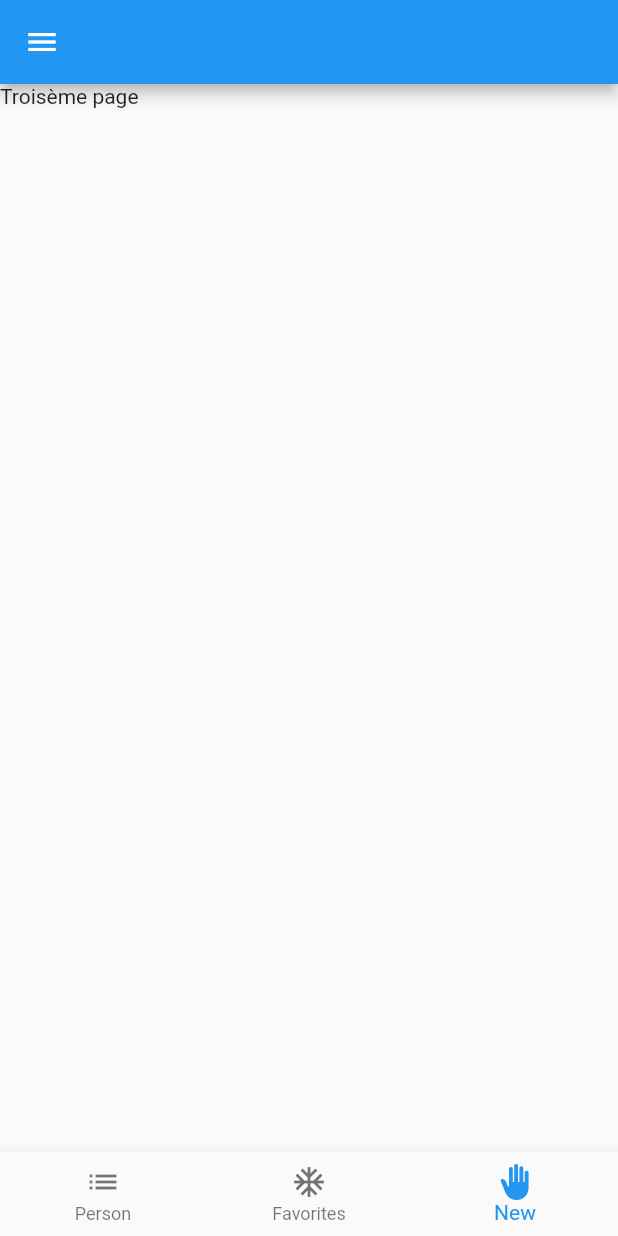
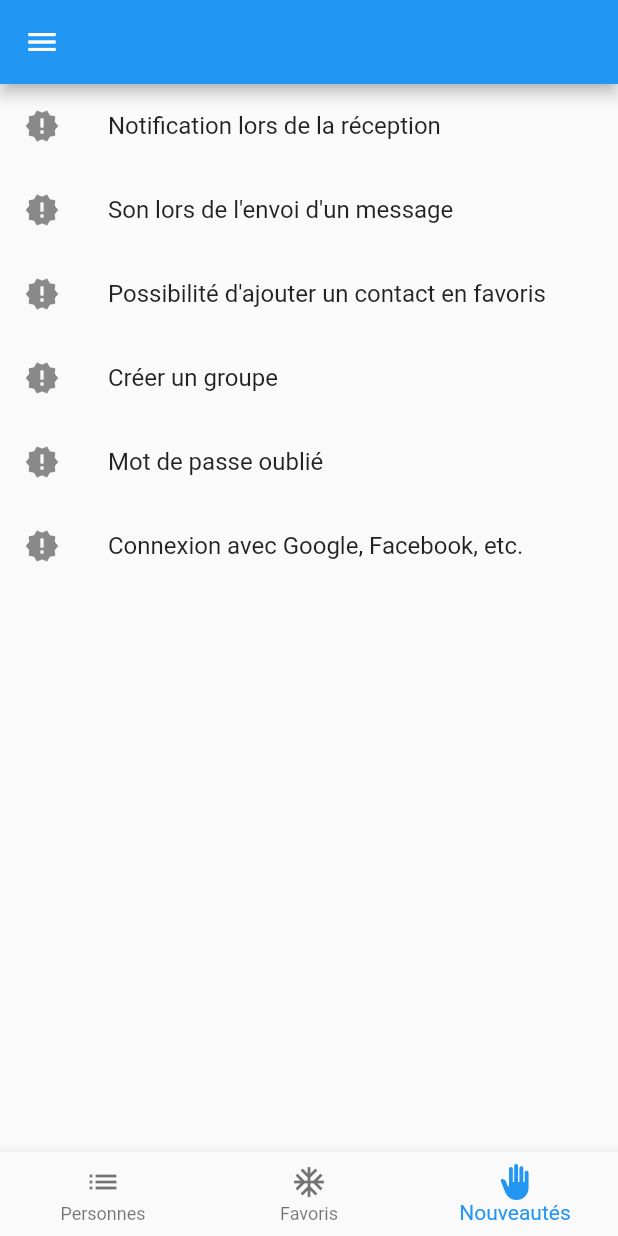
Before and after one commit to jimmy-martin/flutter-chat, a Flutter app: the DashBoard screen opened directly with empty values, swiped to page 3, on a phone screen of 412 x 824 dp. Run offline on Flutter 3.47's test engine with Material 2 defaults, Android fonts, the phone set to English and light mode, and no system bars; our stand-ins replace cloud_firestore, file_picker, firebase_auth, firebase_core, firebase_storage, lottie and 1 more; accounts and stored records are empty; network calls fail.

Commit message:
Add new_features_list.dart widget to list all new features

```diff
--- a/lib/widgets/dashboard.dart
+++ b/lib/widgets/dashboard.dart
@@ -2,10 +2,12 @@ import 'package:flutter_chat/globals.dart';
 import 'package:flutter/material.dart';
 import 'package:flutter_chat/widgets/customers_list.dart';
 import 'package:flutter_chat/widgets/mydrawer.dart';
+import 'package:flutter_chat/widgets/new_features_list.dart';
 
 class DashBoard extends StatefulWidget {
   String mail;
   String password;
+
   DashBoard({Key? key, required this.mail, required this.password})
       : super(key: key);
 
@@ -15,8 +17,9 @@ class DashBoard extends StatefulWidget {
 
 class _DashBoardState extends State<DashBoard> {
   //variable
-  int indexCurrent = 1;
-  PageController controllerPage = PageController(initialPage: 1);
+  int indexCurrent = 0;
+  PageController controllerPage = PageController(initialPage: 0);
+
   @override
   Widget build(BuildContext context) {
     return Scaffold(
@@ -38,10 +41,11 @@ class _DashBoardState extends State<DashBoard> {
           });
         },
         items: const [
-          BottomNavigationBarItem(icon: Icon(Icons.list), label: "Person"),
+          BottomNavigationBarItem(icon: Icon(Icons.list), label: "Personnes"),
           BottomNavigationBarItem(
-              icon: Icon(Icons.ac_unit_outlined), label: "Favorites"),
-          BottomNavigationBarItem(icon: Icon(Icons.back_hand), label: "New"),
+              icon: Icon(Icons.ac_unit_outlined), label: "Favoris"),
+          BottomNavigationBarItem(
+              icon: Icon(Icons.back_hand), label: "Nouveautés"),
         ],
       ),
     );
@@ -58,8 +62,8 @@ class _DashBoardState extends State<DashBoard> {
       },
       children: const [
         CustomersList(),
-        Text("Deuxième page"),
-        Text("Troisème page"),
+        Text("Liste des favoris"),
+        NewFeaturesList(),
       ],
     );
   }
--- a/lib/widgets/loading_page.dart
+++ b/lib/widgets/loading_page.dart
@@ -18,7 +18,7 @@ class _LoadingPageState extends State<LoadingPage>
     super.initState();
     _animationController = AnimationController(
       vsync: this,
-      duration: const Duration(seconds: 2),
+      duration: const Duration(seconds: 1),
     )
       ..forward()
       ..addListener(() {
--- /dev/null
+++ b/lib/widgets/new_features_list.dart
@@ -0,0 +1,32 @@
+import 'package:flutter/material.dart';
+
+class NewFeaturesList extends StatefulWidget {
+  const NewFeaturesList({Key? key}) : super(key: key);
+
+  @override
+  State<NewFeaturesList> createState() => _NewFeaturesListState();
+}
+
+class _NewFeaturesListState extends State<NewFeaturesList> {
+  final List<String> _newFeatures = [
+    "Notification lors de la réception",
+    "Son lors de l'envoi d'un message",
+    "Possibilité d'ajouter un contact en favoris",
+    "Créer un groupe",
+    "Mot de passe oublié",
+    "Connexion avec Google, Facebook, etc.",
+  ];
+
+  @override
+  Widget build(BuildContext context) {
+    return ListView.builder(
+      itemCount: _newFeatures.length,
+      itemBuilder: (context, index) {
+        return ListTile(
+          leading: const Icon(Icons.new_releases),
+          title: Text(_newFeatures[index]),
+        );
+      },
+    );
+  }
+}
```
